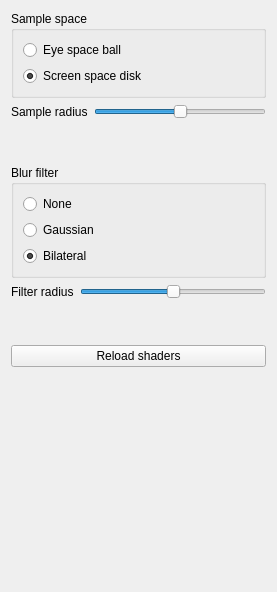
Qt form plugins/render-ssao/renderssaowidget.ui (osukarusan/frr-assignments) before a commit.
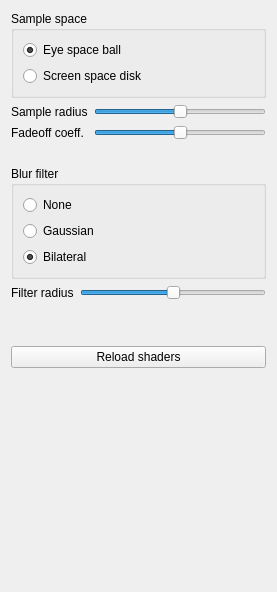
The same form after that commit.

What changed in the file:
```diff
--- a/plugins/render-ssao/renderssaowidget.ui
+++ b/plugins/render-ssao/renderssaowidget.ui
@@ -35,7 +35,7 @@
          <string>Eye space ball</string>
         </property>
         <property name="checked">
-         <bool>false</bool>
+         <bool>true</bool>
         </property>
        </widget>
       </item>
@@ -45,7 +45,7 @@
          <string>Screen space disk</string>
         </property>
         <property name="checked">
-         <bool>true</bool>
+         <bool>false</bool>
         </property>
        </widget>
       </item>
@@ -53,15 +53,15 @@
     </widget>
    </item>
    <item>
-    <layout class="QHBoxLayout" name="horizontalLayout">
-     <item>
+    <layout class="QGridLayout" name="layoutWidget">
+     <item row="0" column="0">
       <widget class="QLabel" name="label">
        <property name="text">
         <string>Sample radius</string>
        </property>
       </widget>
      </item>
-     <item>
+     <item row="0" column="1">
       <widget class="QSlider" name="slSampleRadius">
        <property name="maximum">
         <number>100</number>
@@ -74,6 +74,26 @@
        </property>
       </widget>
      </item>
+     <item row="1" column="0">
+      <widget class="QLabel" name="label_3">
+       <property name="text">
+        <string>Fadeoff coeff.</string>
+       </property>
+      </widget>
+     </item>
+     <item row="1" column="1">
+      <widget class="QSlider" name="slExtinctionCoeff">
+       <property name="maximum">
+        <number>100</number>
+       </property>
+       <property name="value">
+        <number>50</number>
+       </property>
+       <property name="orientation">
+        <enum>Qt::Horizontal</enum>
+       </property>
+      </widget>
+     </item>
     </layout>
    </item>
    <item>
@@ -87,7 +107,7 @@
      <property name="sizeHint" stdset="0">
       <size>
        <width>20</width>
-       <height>40</height>
+       <height>20</height>
       </size>
      </property>
     </spacer>
@@ -189,6 +209,9 @@
     </spacer>
    </item>
   </layout>
+  <zorder>groupBox</zorder>
+  <zorder>groupBox_2</zorder>
+  <zorder>btnReload</zorder>
  </widget>
  <resources/>
  <connections/>
```
